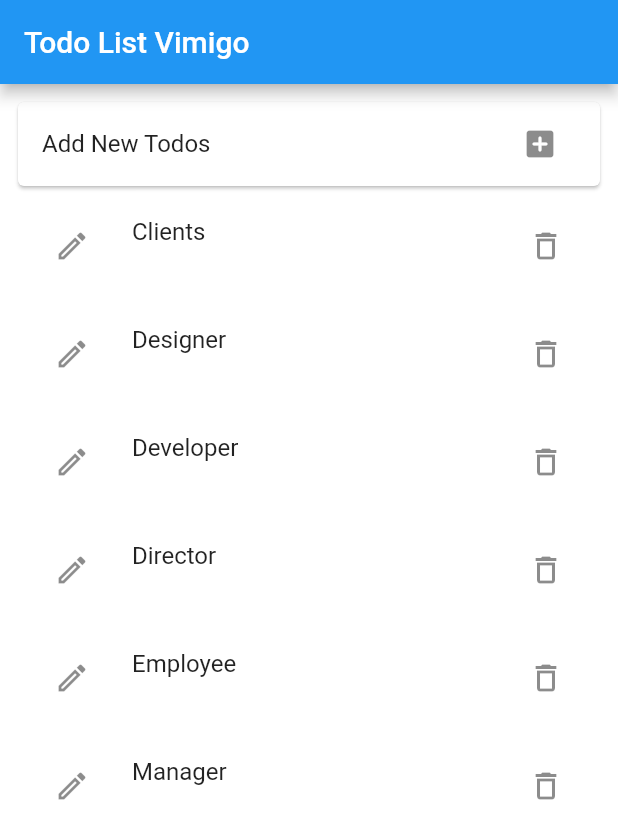
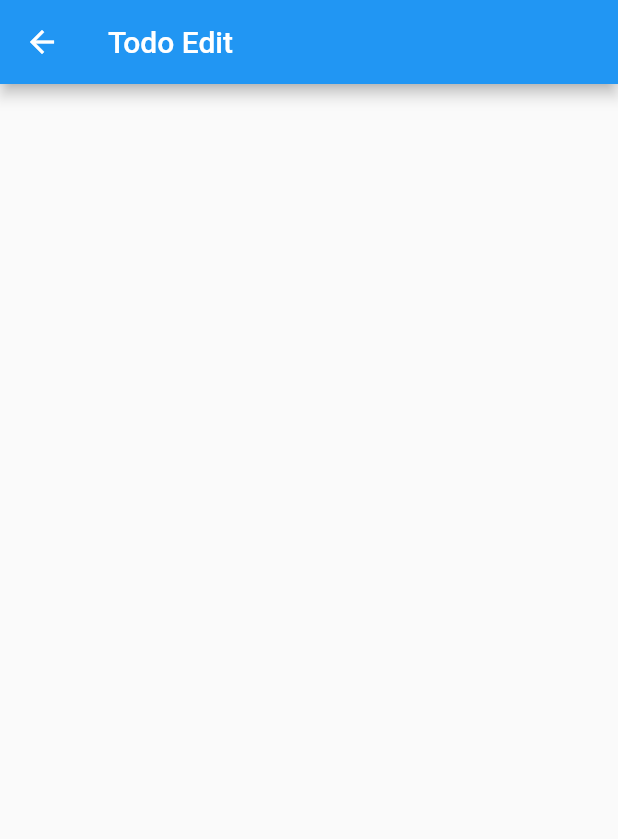
Before and after one commit to wausin/todo.vimigo, a Flutter app: the screen it shows after launch, after a tap on the "edit" icon, on a phone screen of 412 x 824 dp. Shown: the top 839 px of the screen. Run offline on Flutter 3.47's test engine with Material 2 defaults, Android fonts, the phone set to English and light mode, and no system bars.

Commit message:
add todo add and todo edit, add navigation button to each page

```diff
--- a/lib/main.dart
+++ b/lib/main.dart
@@ -11,7 +11,7 @@ class MyApp extends StatelessWidget {
     return MaterialApp(
       debugShowCheckedModeBanner: false,
       title: 'Todo List Vimigo',
-      theme: ThemeData(scaffoldBackgroundColor: Colors.white),
+      // theme: ThemeData(scaffoldBackgroundColor: Colors.white),
       home: Todo(),
       routes: {
         '/home': (BuildContext context) => Todo(),
--- /dev/null
+++ b/lib/src/view/todo/widget/todo_edit.dart
@@ -0,0 +1,17 @@
+import 'package:flutter/material.dart';
+
+class TodoEdit extends StatelessWidget {
+  const TodoEdit({Key? key}) : super(key: key);
+
+  @override
+  Widget build(BuildContext context) {
+    return Scaffold(
+      appBar: AppBar(
+        title: const Text('Todo Edit'),
+      ),
+      body: SafeArea(
+        child: Container(),
+      ),
+    );
+  }
+}
--- a/lib/src/view/todo/widget/todo_list.dart
+++ b/lib/src/view/todo/widget/todo_list.dart
@@ -2,6 +2,8 @@ import 'dart:convert';
 
 import 'package:flutter/material.dart';
 import 'package:todo_vimigo/src/model/todo_model.dart';
+import 'package:todo_vimigo/src/view/todo/widget/todo_add.dart';
+import 'package:todo_vimigo/src/view/todo/widget/todo_edit.dart';
 
 class TodoList extends StatefulWidget {
   TodoList({Key? key}) : super(key: key);
@@ -38,9 +40,16 @@ class _TodoListState extends State<TodoList> {
         buildDefaultDragHandles: false,
         header: Card(
           child: ListTile(
+            dense: true,
             title: Text('Add New Todos'),
-            trailing:
-                IconButton(onPressed: () {}, icon: Icon(Icons.add_box_rounded)),
+            trailing: IconButton(
+                onPressed: () {
+                  Navigator.push(
+                    context,
+                    MaterialPageRoute(builder: (context) => TodoAdd()),
+                  );
+                },
+                icon: Icon(Icons.add_box_rounded)),
           ),
         ),
         itemBuilder: (context, i) {
@@ -50,8 +59,14 @@ class _TodoListState extends State<TodoList> {
             child: ListTile(
               title: Text(todoList[i].title ?? ''),
               subtitle: Text(todoList[i].description ?? ''),
-              leading:
-                  IconButton(onPressed: () {}, icon: Icon(Icons.edit_outlined)),
+              leading: IconButton(
+                  onPressed: () {
+                    Navigator.push(
+                      context,
+                      MaterialPageRoute(builder: (context) => TodoEdit()),
+                    );
+                  },
+                  icon: Icon(Icons.edit_outlined)),
               trailing: IconButton(
                   onPressed: () {}, icon: Icon(Icons.delete_outline_outlined)),
             ),
```
Also changed, not shown: lib/src/view/todo/widget/todo_add.dart (added, +17 -0 lines).
